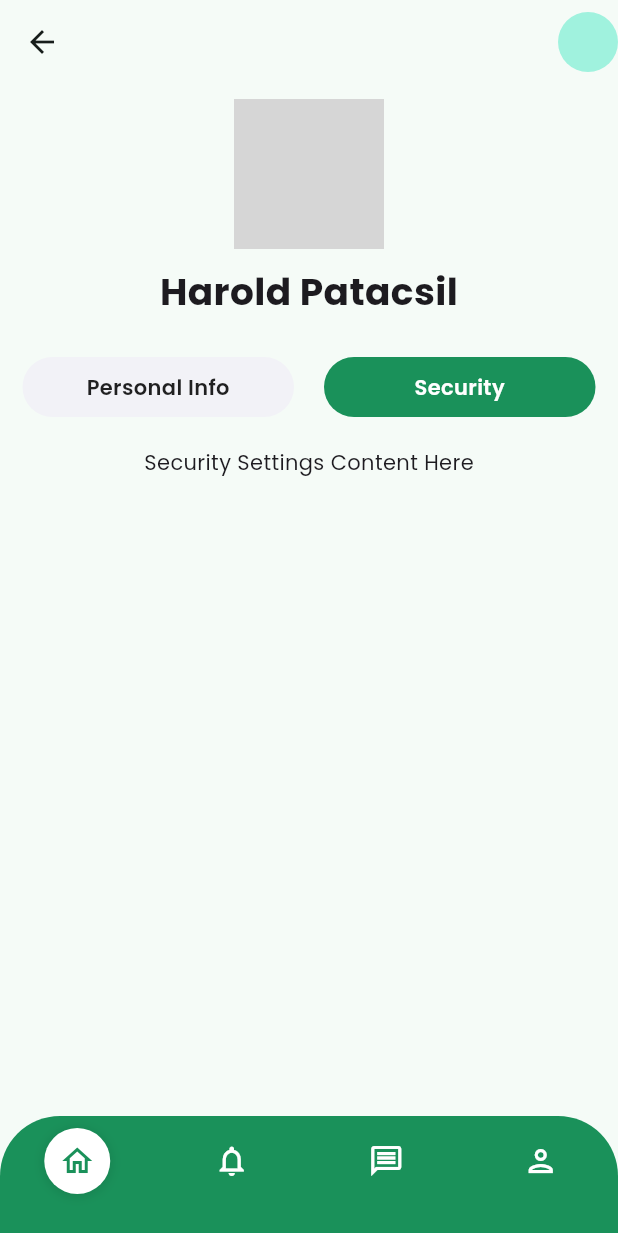
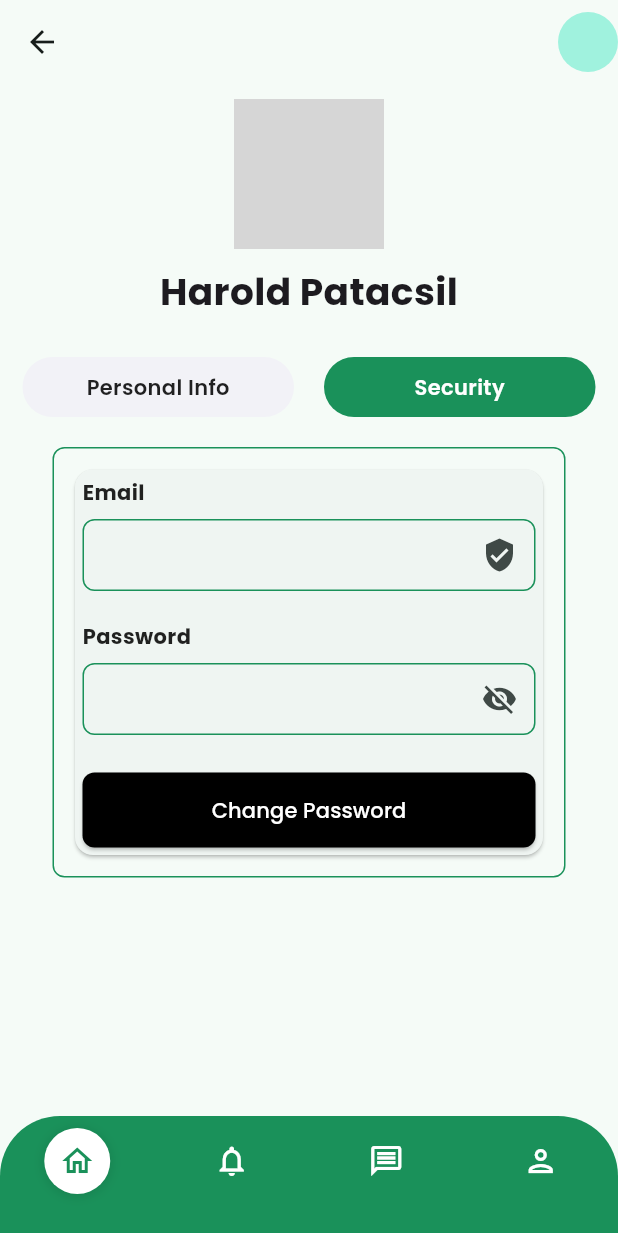
Before and after one commit to yskooo/snt_innovatives, a Flutter app: the UserProfilePage screen opened directly, after a tap on "Security", on a phone screen of 412 x 824 dp. Shown: the top 1233 px of the screen. Run offline on Flutter 3.47's test engine with Material 3 defaults, Android fonts, the phone set to English and light mode, and no system bars; our stand-ins replace device_preview, flutter_svg, google_fonts, supabase_flutter; accounts and stored records are empty; network calls fail; grey boxes are pictures that could not be loaded.

Commit message:
chore: user profile security ui

```diff
--- a/lib/pages/user_security_info_widget.dart
+++ b/lib/pages/user_security_info_widget.dart
@@ -1,12 +1,122 @@
-import 'package:flutter/cupertino.dart';
+import 'package:flutter/material.dart';
 
-class SecurityInfoWidget extends StatelessWidget {
+class SecurityInfoWidget extends StatefulWidget {
   const SecurityInfoWidget({Key? key}) : super(key: key);
 
   @override
+  State<SecurityInfoWidget> createState() => _SecurityInfoWidgetState();
+}
+
+class _SecurityInfoWidgetState extends State<SecurityInfoWidget> {
+  final TextEditingController _emailController = TextEditingController();
+  final TextEditingController _passwordController = TextEditingController();
+  bool _isPasswordVisible = false;
+
+  @override
   Widget build(BuildContext context) {
-    return const Center(
-      child: Text("Security Settings Content Here"),
+    return SizedBox(
+      width: double.infinity,
+      child: Container(
+        decoration: BoxDecoration(
+          border: Border.all(color: const Color(0xFF1A915A), width: 1.0),
+          borderRadius: BorderRadius.circular(8),
+        ),
+        padding: const EdgeInsets.all(10),
+        child: Card(
+          child: Padding(
+            padding: const EdgeInsets.all(5.0),
+            child: Column(
+              crossAxisAlignment: CrossAxisAlignment.start,
+              children: [
+                _buildTextField(
+                  label: 'Email',
+                  controller: _emailController,
+                  isPassword: false,
+                  suffixIcon: IconButton(
+                    icon: const Icon(Icons.verified_user),
+                    onPressed: () {
+                      // Handle email verification
+                    },
+                  ),
+                ),
+                const SizedBox(height: 20),
+                _buildTextField(
+                  label: 'Password',
+                  controller: _passwordController,
+                  isPassword: true,
+                  suffixIcon: IconButton(
+                    icon: Icon(_isPasswordVisible ? Icons.visibility : Icons.visibility_off),
+                    onPressed: () {
+                      setState(() {
+                        _isPasswordVisible = !_isPasswordVisible;
+                      });
+                    },
+                  ),
+                ),
+                const SizedBox(height: 25),
+                SizedBox(
+                  width: double.infinity,
+                  child: ElevatedButton(
+                    style: ElevatedButton.styleFrom(
+                      foregroundColor: Colors.white,
+                      backgroundColor: Colors.black,
+                      padding: const EdgeInsets.symmetric(vertical: 15),
+                      shape: RoundedRectangleBorder(
+                        borderRadius: BorderRadius.circular(8),
+                      ),
+                    ),
+                    onPressed: () {
+                      // Handle change password
+                    },
+                    child: const Text('Change Password'),
+                  ),
+                ),
+              ],
+            ),
+          ),
+        ),
+      ),
+    );
+  }
+
+  Widget _buildTextField({
+    required String label,
+    required TextEditingController controller,
+    bool isPassword = false,
+    Widget? suffixIcon,
+  }) {
+    return Column(
+      crossAxisAlignment: CrossAxisAlignment.start,
+      children: [
+        Text(
+          label,
+          style: const TextStyle(
+            color: Colors.black87,
+            fontWeight: FontWeight.bold,
+          ),
+        ),
+        const SizedBox(height: 8),
+        TextFormField(
+          controller: controller,
+          obscureText: isPassword && !_isPasswordVisible,
+          decoration: InputDecoration(
+            contentPadding: const EdgeInsets.symmetric(horizontal: 12, vertical: 8),
+            border: OutlineInputBorder(
+              borderRadius: BorderRadius.circular(8),
+              borderSide: const BorderSide(color: Color(0xFF1A915A), width: 1.0),
+            ),
+            enabledBorder: OutlineInputBorder(
+              borderRadius: BorderRadius.circular(8),
+              borderSide: const BorderSide(color: Color(0xFF1A915A), width: 1.0),
+            ),
+            focusedBorder: OutlineInputBorder(
+              borderRadius: BorderRadius.circular(8),
+              borderSide: const BorderSide(color: Color(0xFF1A915A), width: 2.0),
+            ),
+            suffixIcon: suffixIcon,
+          ),
+        ),
+      ],
     );
   }
 }
```
